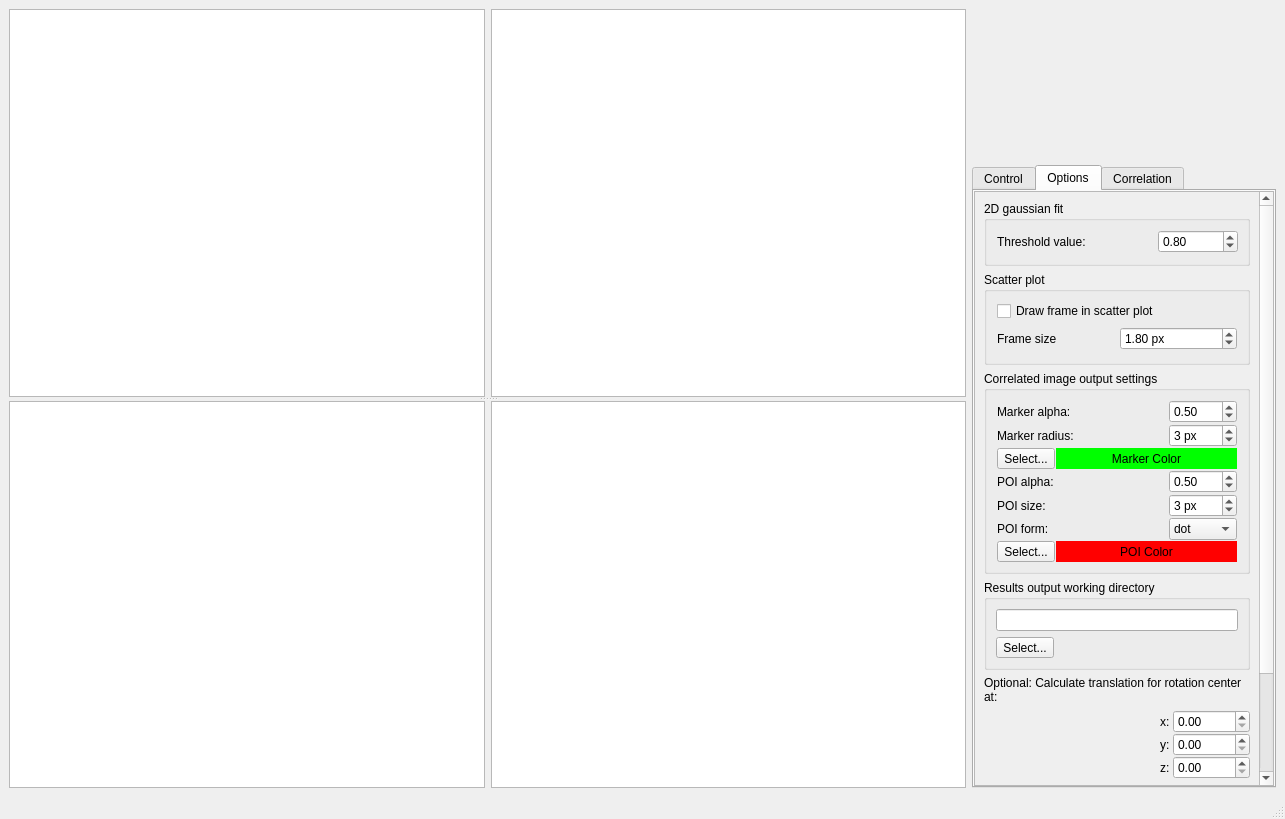
This is TDCT_correlation2.ui in rosalindfranklininstitute/3DCT as Qt 5 draws it before an edit. The edited form follows.
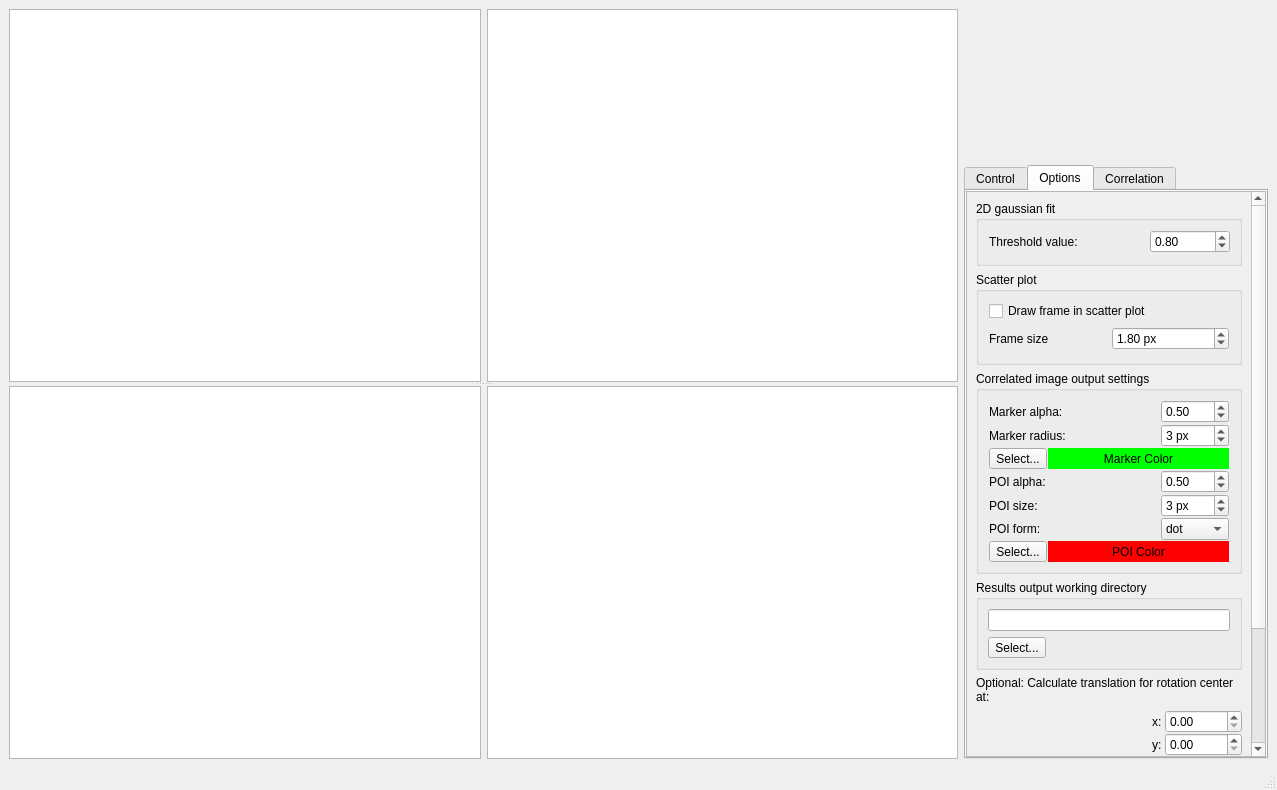
This is the edited form. The open tabs and pages were chosen to show the change. Icons and pictures are not drawn. Custom widgets are drawn as their Qt base class.

Diff of the .ui file:
```diff
--- a/TDCT_correlation2.ui
+++ b/TDCT_correlation2.ui
@@ -6,8 +6,8 @@
    <rect>
     <x>0</x>
     <y>0</y>
-    <width>1285</width>
-    <height>819</height>
+    <width>1277</width>
+    <height>790</height>
    </rect>
   </property>
   <property name="sizePolicy">
@@ -1131,7 +1131,7 @@
                   <rect>
                    <x>0</x>
                    <y>0</y>
-                   <width>261</width>
+                   <width>244</width>
                    <height>661</height>
                   </rect>
                  </property>
```
Left out of the diff: 2 changed lines with no effect on the pictures.
